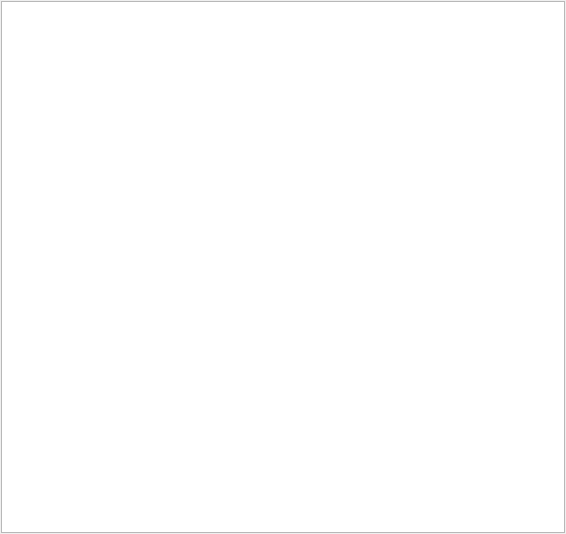
Before: the Qt Designer form metodics/stabtest/visualizators/idswidget.ui in grigp/a-analyser, drawn with Qt 5.
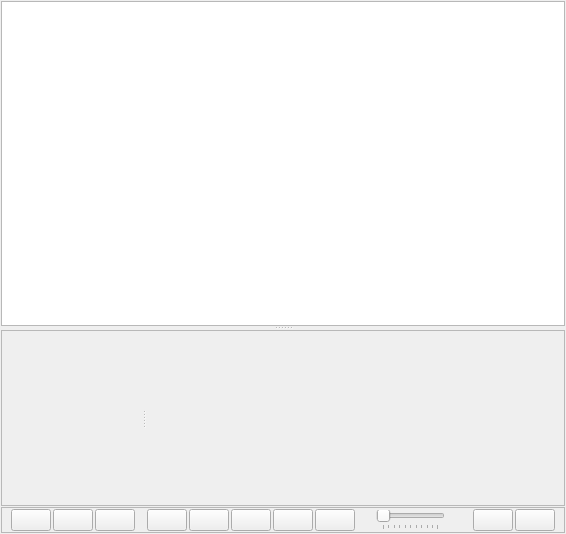
After: the same form once the commit is applied. Icons and pictures are not drawn.

What changed in the file:
```diff
--- a/metodics/stabtest/visualizators/idswidget.ui
+++ b/metodics/stabtest/visualizators/idswidget.ui
@@ -30,10 +30,343 @@
     <number>1</number>
    </property>
    <item>
-    <widget class="QTreeView" name="tvFactors">
-     <property name="selectionBehavior">
-      <enum>QAbstractItemView::SelectItems</enum>
+    <widget class="QSplitter" name="splTblDiag">
+     <property name="orientation">
+      <enum>Qt::Vertical</enum>
      </property>
+     <widget class="QTreeView" name="tvFactors">
+      <property name="sizePolicy">
+       <sizepolicy hsizetype="Expanding" vsizetype="Expanding">
+        <horstretch>0</horstretch>
+        <verstretch>0</verstretch>
+       </sizepolicy>
+      </property>
+      <property name="selectionBehavior">
+       <enum>QAbstractItemView::SelectItems</enum>
+      </property>
+     </widget>
+     <widget class="QFrame" name="frDiagrams">
+      <property name="sizePolicy">
+       <sizepolicy hsizetype="Preferred" vsizetype="Preferred">
+        <horstretch>0</horstretch>
+        <verstretch>0</verstretch>
+       </sizepolicy>
+      </property>
+      <property name="frameShape">
+       <enum>QFrame::StyledPanel</enum>
+      </property>
+      <property name="frameShadow">
+       <enum>QFrame::Raised</enum>
+      </property>
+      <layout class="QHBoxLayout" name="horizontalLayout">
+       <property name="leftMargin">
+        <number>1</number>
+       </property>
+       <property name="topMargin">
+        <number>1</number>
+       </property>
+       <property name="rightMargin">
+        <number>1</number>
+       </property>
+       <property name="bottomMargin">
+        <number>1</number>
+       </property>
+       <item>
+        <widget class="QSplitter" name="splDiagrams">
+         <property name="orientation">
+          <enum>Qt::Horizontal</enum>
+         </property>
+         <widget class="QWidget" name="wgtSKG" native="true">
+          <property name="sizePolicy">
+           <sizepolicy hsizetype="Preferred" vsizetype="Preferred">
+            <horstretch>1</horstretch>
+            <verstretch>0</verstretch>
+           </sizepolicy>
+          </property>
+          <property name="minimumSize">
+           <size>
+            <width>100</width>
+            <height>100</height>
+           </size>
+          </property>
+         </widget>
+         <widget class="QWidget" name="wgtFDS" native="true">
+          <property name="sizePolicy">
+           <sizepolicy hsizetype="Preferred" vsizetype="Preferred">
+            <horstretch>3</horstretch>
+            <verstretch>0</verstretch>
+           </sizepolicy>
+          </property>
+          <property name="minimumSize">
+           <size>
+            <width>100</width>
+            <height>100</height>
+           </size>
+          </property>
+         </widget>
+        </widget>
+       </item>
+      </layout>
+     </widget>
+    </widget>
+   </item>
+   <item>
+    <widget class="QFrame" name="frToolbar">
+     <property name="frameShape">
+      <enum>QFrame::StyledPanel</enum>
+     </property>
+     <property name="frameShadow">
+      <enum>QFrame::Raised</enum>
+     </property>
+     <layout class="QHBoxLayout" name="horizontalLayout_2">
+      <property name="spacing">
+       <number>2</number>
+      </property>
+      <property name="topMargin">
+       <number>1</number>
+      </property>
+      <property name="bottomMargin">
+       <number>1</number>
+      </property>
+      <item>
+       <widget class="QPushButton" name="btnSKGPlus">
+        <property name="toolTipDuration">
+         <number>-1</number>
+        </property>
+        <property name="text">
+         <string/>
+        </property>
+        <property name="icon">
+         <iconset resource="../../../kernel.qrc">
+          <normaloff>:/images/Animate/Plus.png</normaloff>:/images/Animate/Plus.png</iconset>
+        </property>
+        <property name="iconSize">
+         <size>
+          <width>22</width>
+          <height>22</height>
+         </size>
+        </property>
+       </widget>
+      </item>
+      <item>
+       <widget class="QPushButton" name="btnSKGMinus">
+        <property name="text">
+         <string/>
+        </property>
+        <property name="icon">
+         <iconset resource="../../../kernel.qrc">
+          <normaloff>:/images/Animate/Minus.png</normaloff>:/images/Animate/Minus.png</iconset>
+        </property>
+        <property name="iconSize">
+         <size>
+          <width>22</width>
+          <height>22</height>
+         </size>
+        </property>
+       </widget>
+      </item>
+      <item>
+       <widget class="QPushButton" name="btnSKGZeroing">
+        <property name="text">
+         <string/>
+        </property>
+        <property name="icon">
+         <iconset resource="../../../kernel.qrc">
+          <normaloff>:/images/Animate/Zeroing.png</normaloff>:/images/Animate/Zeroing.png</iconset>
+        </property>
+        <property name="iconSize">
+         <size>
+          <width>22</width>
+          <height>22</height>
+         </size>
+        </property>
+       </widget>
+      </item>
+      <item>
+       <spacer name="horizontalSpacer_2">
+        <property name="orientation">
+         <enum>Qt::Horizontal</enum>
+        </property>
+        <property name="sizeType">
+         <enum>QSizePolicy::Fixed</enum>
+        </property>
+        <property name="sizeHint" stdset="0">
+         <size>
+          <width>10</width>
+          <height>20</height>
+         </size>
+        </property>
+       </spacer>
+      </item>
+      <item>
+       <widget class="QPushButton" name="btnToBegin">
+        <property name="text">
+         <string/>
+        </property>
+        <property name="icon">
+         <iconset resource="../../../kernel.qrc">
+          <normaloff>:/images/Animate/ToBegin.png</normaloff>:/images/Animate/ToBegin.png</iconset>
+        </property>
+        <property name="iconSize">
+         <size>
+          <width>22</width>
+          <height>22</height>
+         </size>
+        </property>
+       </widget>
+      </item>
+      <item>
+       <widget class="QPushButton" name="btnPrev">
+        <property name="text">
+         <string/>
+        </property>
+        <property name="icon">
+         <iconset resource="../../../kernel.qrc">
+          <normaloff>:/images/Animate/Prev.png</normaloff>:/images/Animate/Prev.png</iconset>
+        </property>
+        <property name="iconSize">
+         <size>
+          <width>22</width>
+          <height>22</height>
+         </size>
+        </property>
+       </widget>
+      </item>
+      <item>
+       <widget class="QPushButton" name="btnPlay">
+        <property name="text">
+         <string/>
+        </property>
+        <property name="icon">
+         <iconset resource="../../../kernel.qrc">
+          <normaloff>:/images/Animate/Play.png</normaloff>:/images/Animate/Play.png</iconset>
+        </property>
+        <property name="iconSize">
+         <size>
+          <width>22</width>
+          <height>22</height>
+         </size>
+        </property>
+       </widget>
+      </item>
+      <item>
+       <widget class="QPushButton" name="btnStop">
+        <property name="text">
+         <string/>
+        </property>
+        <property name="icon">
+         <iconset resource="../../../kernel.qrc">
+          <normaloff>:/images/Animate/Stop.png</normaloff>:/images/Animate/Stop.png</iconset>
+        </property>
+        <property name="iconSize">
+         <size>
+          <width>22</width>
+          <height>22</height>
+         </size>
+        </property>
+       </widget>
+      </item>
+      <item>
+       <widget class="QPushButton" name="btnNext">
+        <property name="text">
+         <string/>
+        </property>
+        <property name="icon">
+         <iconset resource="../../../kernel.qrc">
+          <normaloff>:/images/Animate/Next.png</normaloff>:/images/Animate/Next.png</iconset>
+        </property>
+        <property name="iconSize">
+         <size>
+          <width>22</width>
+          <height>22</height>
+         </size>
+        </property>
+       </widget>
+      </item>
+      <item>
+       <spacer name="horizontalSpacer_3">
+        <property name="orientation">
+         <enum>Qt::Horizontal</enum>
+        </property>
+        <property name="sizeType">
+         <enum>QSizePolicy::Fixed</enum>
+        </property>
+        <property name="sizeHint" stdset="0">
+         <size>
+          <width>10</width>
+          <height>20</height>
+         </size>
+        </property>
+       </spacer>
+      </item>
+      <item>
+       <widget class="QLabel" name="lblVolume">
+        <property name="text">
+         <string/>
+        </property>
+        <property name="pixmap">
+         <pixmap resource="../../../kernel.qrc">:/images/Animate/Volume.png</pixmap>
+        </property>
+       </widget>
+      </item>
+      <item>
+       <widget class="QSlider" name="sldVolume">
+        <property name="orientation">
+         <enum>Qt::Horizontal</enum>
+        </property>
+        <property name="tickPosition">
+         <enum>QSlider::TicksBelow</enum>
+        </property>
+       </widget>
+      </item>
+      <item>
+       <spacer name="horizontalSpacer">
+        <property name="orientation">
+         <enum>Qt::Horizontal</enum>
+        </property>
+        <property name="sizeHint" stdset="0">
+         <size>
+          <width>40</width>
+          <height>20</height>
+         </size>
+        </property>
+       </spacer>
+      </item>
+      <item>
+       <widget class="QPushButton" name="btnFDSPlus">
+        <property name="text">
+         <string/>
+        </property>
+        <property name="icon">
+         <iconset resource="../../../kernel.qrc">
+          <normaloff>:/images/Animate/Plus.png</normaloff>:/images/Animate/Plus.png</iconset>
+        </property>
+        <property name="iconSize">
+         <size>
+          <width>22</width>
+          <height>22</height>
+         </size>
+        </property>
+       </widget>
+      </item>
+      <item>
+       <widget class="QPushButton" name="btnFDSMinius">
+        <property name="text">
+         <string/>
+        </property>
+        <property name="icon">
+         <iconset resource="../../../kernel.qrc">
+          <normaloff>:/images/Animate/Minus.png</normaloff>:/images/Animate/Minus.png</iconset>
+        </property>
+        <property name="iconSize">
+         <size>
+          <width>22</width>
+          <height>22</height>
+         </size>
+        </property>
+       </widget>
+      </item>
+     </layout>
     </widget>
    </item>
   </layout>
```
Left out of the diff: 42 changed lines with no effect on the pictures.
